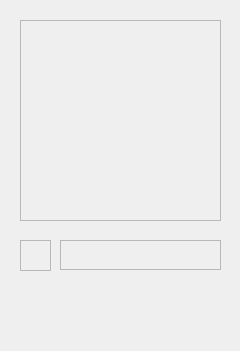
Before: the Qt Designer form forms/ColorSelectWidget.ui in MrMahgu/obs-chroma-key-adjust-filter, drawn with Qt 5.
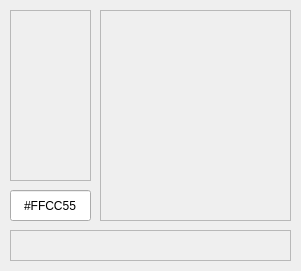
After: the same form once the commit is applied.

Commit message: ui: refactor ui for easier use

```diff
--- a/forms/ColorSelectWidget.ui
+++ b/forms/ColorSelectWidget.ui
@@ -6,8 +6,8 @@
    <rect>
     <x>0</x>
     <y>0</y>
-    <width>240</width>
-    <height>351</height>
+    <width>301</width>
+    <height>271</height>
    </rect>
   </property>
   <property name="windowTitle">
@@ -16,10 +16,10 @@
   <widget class="QFrame" name="colorPickerFrame">
    <property name="geometry">
     <rect>
-     <x>20</x>
-     <y>20</y>
-     <width>201</width>
-     <height>201</height>
+     <x>100</x>
+     <y>10</y>
+     <width>191</width>
+     <height>211</height>
     </rect>
    </property>
    <property name="frameShape">
@@ -32,10 +32,10 @@
   <widget class="QFrame" name="baseColorPickerFrame">
    <property name="geometry">
     <rect>
-     <x>60</x>
-     <y>240</y>
-     <width>161</width>
-     <height>30</height>
+     <x>10</x>
+     <y>230</y>
+     <width>281</width>
+     <height>31</height>
     </rect>
    </property>
    <property name="frameShape">
@@ -48,10 +48,10 @@
   <widget class="QFrame" name="selectedColorFrame">
    <property name="geometry">
     <rect>
-     <x>20</x>
-     <y>240</y>
-     <width>31</width>
-     <height>31</height>
+     <x>10</x>
+     <y>10</y>
+     <width>81</width>
+     <height>171</height>
     </rect>
    </property>
    <property name="frameShape">
@@ -61,6 +61,28 @@
     <enum>QFrame::Raised</enum>
    </property>
   </widget>
+  <widget class="QLineEdit" name="lineEdit">
+   <property name="geometry">
+    <rect>
+     <x>10</x>
+     <y>190</y>
+     <width>81</width>
+     <height>31</height>
+    </rect>
+   </property>
+   <property name="acceptDrops">
+    <bool>false</bool>
+   </property>
+   <property name="text">
+    <string>#FFCC55</string>
+   </property>
+   <property name="alignment">
+    <set>Qt::AlignCenter</set>
+   </property>
+   <property name="readOnly">
+    <bool>true</bool>
+   </property>
+  </widget>
  </widget>
  <resources/>
  <connections/>
```
Left out of the diff: 10 changed lines with no effect on the pictures. The commit also changes 2 other files.
